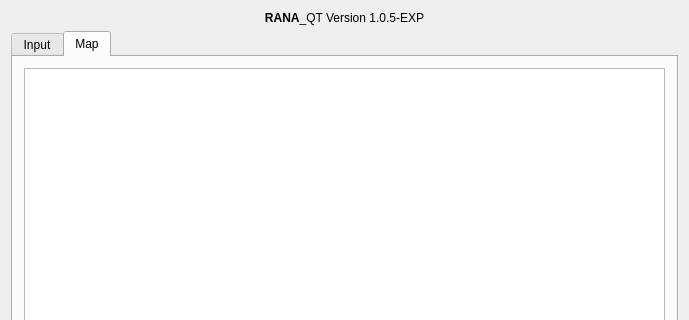
Above: mainwindow.ui from sojoe02/RANA before the change; both pictures show x 0 to 689 and y 0 to 320 of the 689 by 681 pixel window. Below: the same form after it.
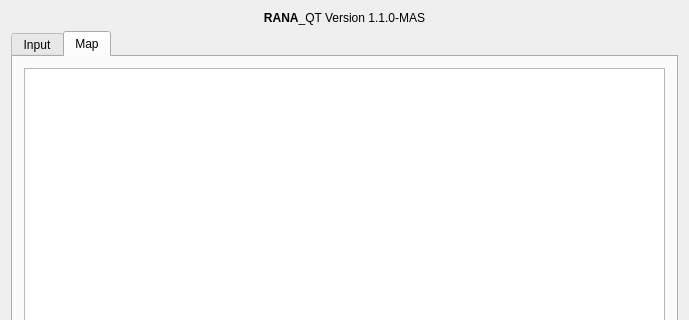
That is the form after the change.

Diff of the .ui file:
```diff
--- a/mainwindow.ui
+++ b/mainwindow.ui
@@ -636,7 +636,7 @@
     <item row="0" column="0">
      <widget class="QLabel" name="label_4">
       <property name="text">
-       <string>&lt;html&gt;&lt;head/&gt;&lt;body&gt;&lt;p&gt;&lt;span style=&quot; font-weight:600;&quot;&gt;RANA&lt;/span&gt;_QT Version 1.0.5-EXP&lt;/p&gt;&lt;/body&gt;&lt;/html&gt;</string>
+       <string>&lt;html&gt;&lt;head/&gt;&lt;body&gt;&lt;p&gt;&lt;span style=&quot; font-weight:600;&quot;&gt;RANA&lt;/span&gt;_QT Version 1.1.0-MAS&lt;/p&gt;&lt;/body&gt;&lt;/html&gt;</string>
       </property>
       <property name="textFormat">
        <enum>Qt::RichText</enum>
```
